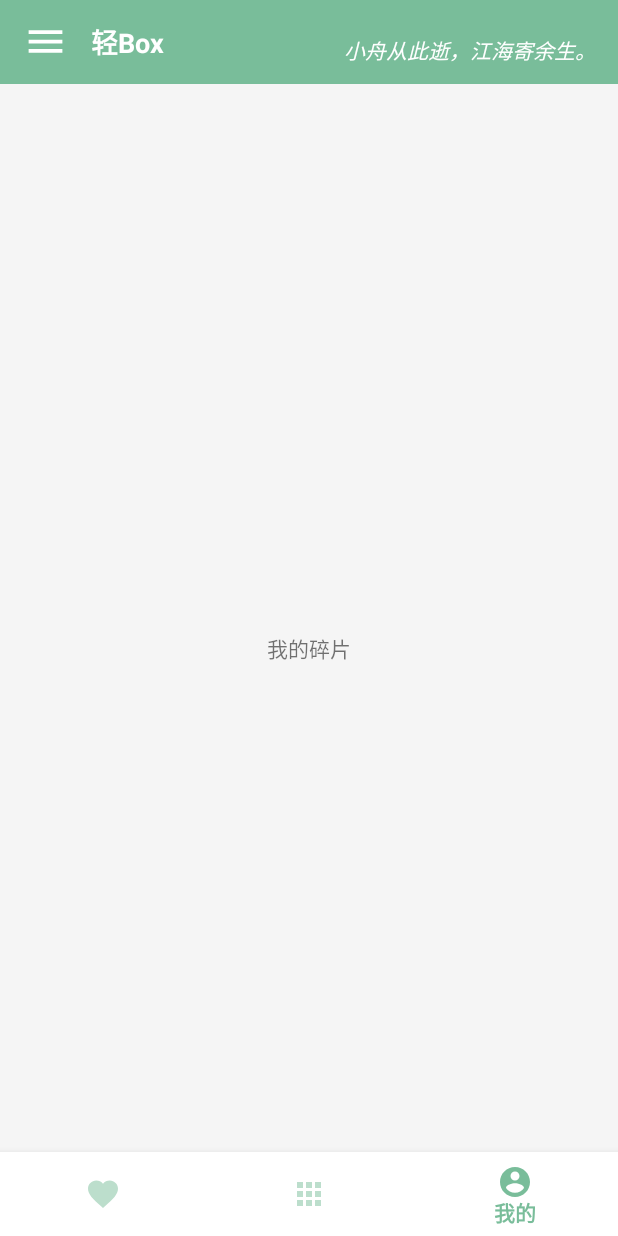
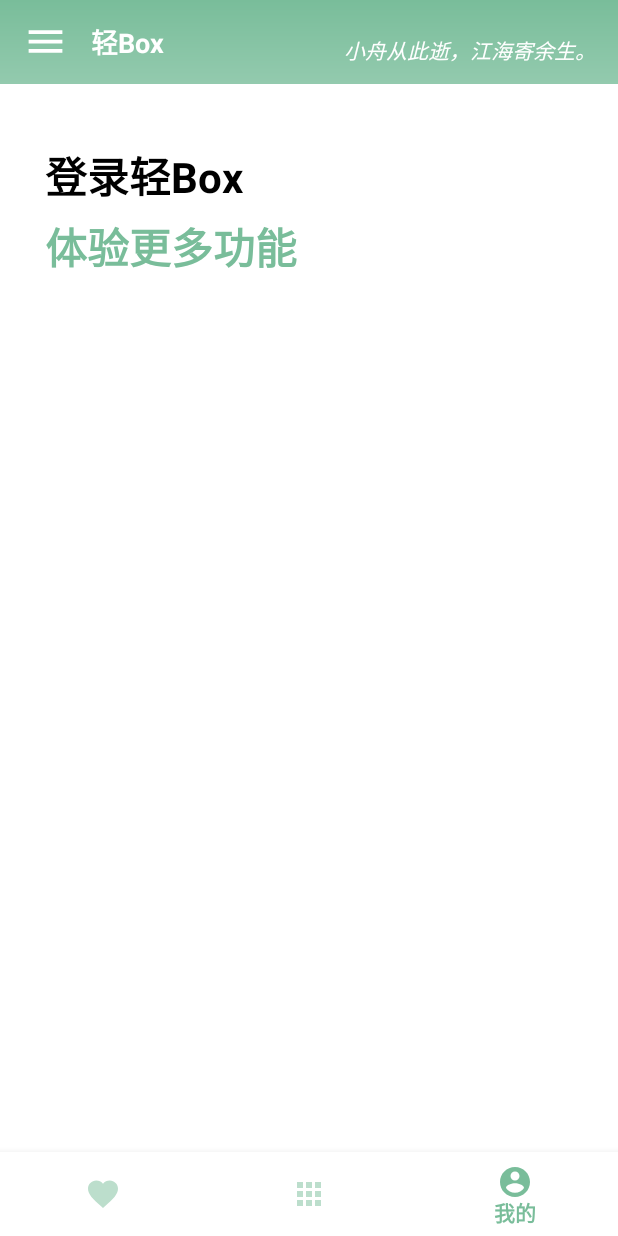
Before and after one commit to jintian666666/Qing_Box, an Android app: the screen it shows after launch (MainActivity), item 3 of the bottom bar chosen, on a phone screen of 412 x 824 dp. Run offline under Robolectric (Android 15) with nearby library versions, the phone set to English and light mode, and no system bars; our stand-ins replace ButterKnife.

Commit message:
我的UI优化

```diff
--- /dev/null
+++ b/app/src/main/res/drawable/gradient_headerlogin.xml
@@ -0,0 +1,11 @@
+<?xml version="1.0" encoding="utf-8"?>
+<shape xmlns:android="http://schemas.android.com/apk/res/android"
+    >
+
+    <gradient
+        android:angle="0"
+        android:startColor="#C4313131"
+        android:endColor="#662B2B2B"
+        android:type="linear"/>
+
+</shape>
--- /dev/null
+++ b/app/src/main/res/drawable/gradient_theme.xml
@@ -0,0 +1,8 @@
+<?xml version="1.0" encoding="utf-8"?>
+<shape xmlns:android="http://schemas.android.com/apk/res/android">
+    <gradient
+        android:angle="-90"
+        android:startColor="@color/colorPrimary"
+        android:endColor="#93CAAE"
+        android:type="linear" />
+</shape>
--- a/app/src/main/res/layout/activity_main.xml
+++ b/app/src/main/res/layout/activity_main.xml
@@ -17,7 +17,7 @@
             android:id="@+id/layoutToolBar"
             android:layout_width="match_parent"
             android:layout_height="?actionBarSize"
-            android:background="@color/colorPrimary"
+            android:background="@drawable/gradient_theme"
             android:gravity="center_vertical"
             android:orientation="horizontal"
             android:paddingStart="15dp"
--- a/app/src/main/res/layout/fragment_favor.xml
+++ b/app/src/main/res/layout/fragment_favor.xml
@@ -4,13 +4,13 @@
     android:layout_width="match_parent"
     android:layout_height="match_parent"
     tools:context=".Fragment.FavorFragment"
-    android:background="@color/colorGray">
+    android:background="@color/colorWhite">
 
     <!-- TODO: Update blank fragment layout -->
-    <TextView
-        android:layout_width="match_parent"
-        android:layout_height="match_parent"
-        android:text="收藏碎片"
-        android:gravity="center" />
+    <ImageView
+        android:layout_width="200dp"
+        android:layout_height="200dp"
+        android:layout_gravity="center"
+        android:src="@drawable/cup"/>
 
 </FrameLayout>
--- a/app/src/main/res/layout/fragment_me.xml
+++ b/app/src/main/res/layout/fragment_me.xml
@@ -3,15 +3,57 @@
     xmlns:tools="http://schemas.android.com/tools"
     android:layout_width="match_parent"
     android:layout_height="match_parent"
+    xmlns:app="http://schemas.android.com/apk/res-auto"
     tools:context=".Fragment.MeFragment"
-    android:background="@color/colorGray">
+    android:background="@color/colorWhite">
 
-    <!-- TODO: Update blank fragment layout -->
-    <TextView
+    <androidx.constraintlayout.widget.ConstraintLayout
         android:layout_width="match_parent"
-        android:layout_height="match_parent"
-        android:text="我的碎片"
-        android:gravity="center"
-        android:layout_marginTop="40dp"/>
+        android:layout_height="match_parent">
+
+<!--        <ImageView-->
+<!--            android:id="@+id/img_header"-->
+<!--            android:layout_width="match_parent"-->
+<!--            android:layout_height="280dp"-->
+<!--            android:contentDescription="@string/app_name"-->
+<!--            android:src="@drawable/headerlogin"-->
+<!--            app:layout_constraintTop_toTopOf="parent"-->
+<!--            android:scaleType="centerCrop"/>-->
+
+<!--        <View-->
+<!--            android:layout_width="0dp"-->
+<!--            android:layout_height="0dp"-->
+<!--            app:layout_constraintBottom_toBottomOf="@id/img_header"-->
+<!--            app:layout_constraintEnd_toEndOf="parent"-->
+<!--            app:layout_constraintStart_toStartOf="parent"-->
+<!--            app:layout_constraintTop_toTopOf="parent"-->
+<!--            android:background="@drawable/gradient_headerlogin"/>-->
+
+        <TextView
+            android:id="@+id/tv_lo"
+            android:layout_width="wrap_content"
+            android:layout_height="wrap_content"
+            android:text="登录轻Box"
+            android:textSize="28sp"
+            android:textColor="@color/black"
+            android:textStyle="bold"
+            android:layout_marginTop="40dp"
+            app:layout_constraintTop_toTopOf="parent"
+            app:layout_constraintLeft_toLeftOf="parent"
+            android:layout_marginLeft="30dp"/>
+
+        <TextView
+            android:layout_width="wrap_content"
+            android:layout_height="wrap_content"
+            android:text="体验更多功能"
+            app:layout_constraintTop_toBottomOf="@id/tv_lo"
+            app:layout_constraintLeft_toLeftOf="@id/tv_lo"
+            android:textColor="@color/colorPrimary"
+            android:textSize="28sp"
+            android:layout_marginTop="5dp"
+            android:textStyle="bold"/>
+
+
+    </androidx.constraintlayout.widget.ConstraintLayout>
 
 </FrameLayout>
```
Also changed, not shown: app/src/main/java/cn/gdust/qing_box/Activity/MainActivity.java (+4 -8 lines), app/src/main/res/drawable/cup.png (added), app/src/main/res/drawable/headerlogin.jpg (added).
